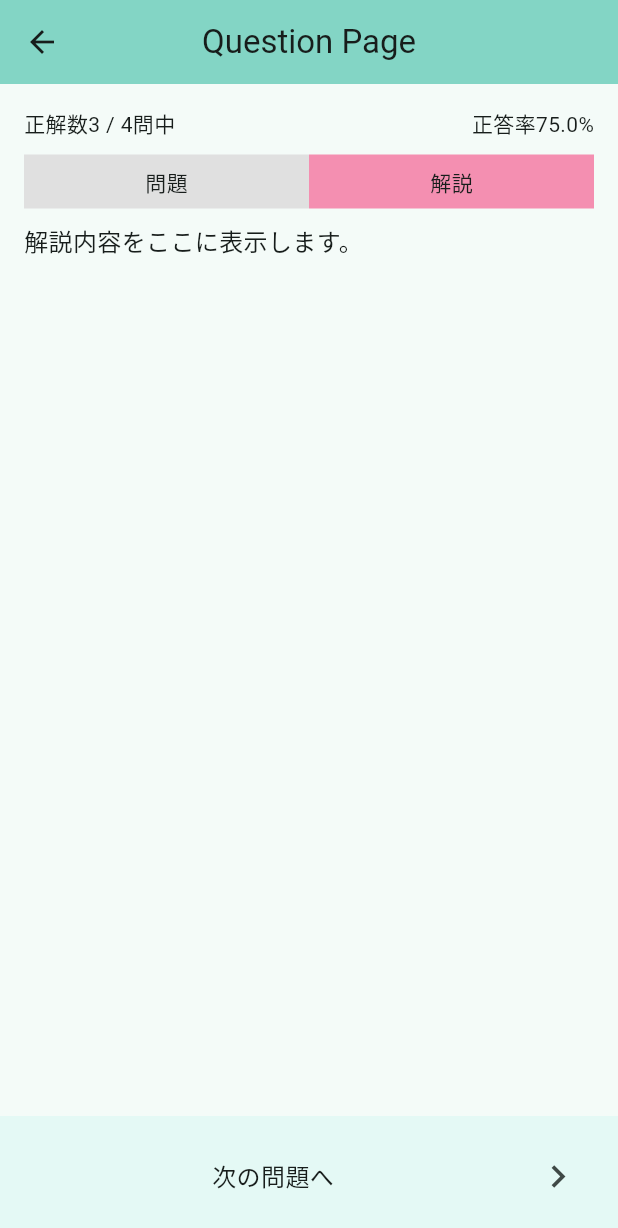
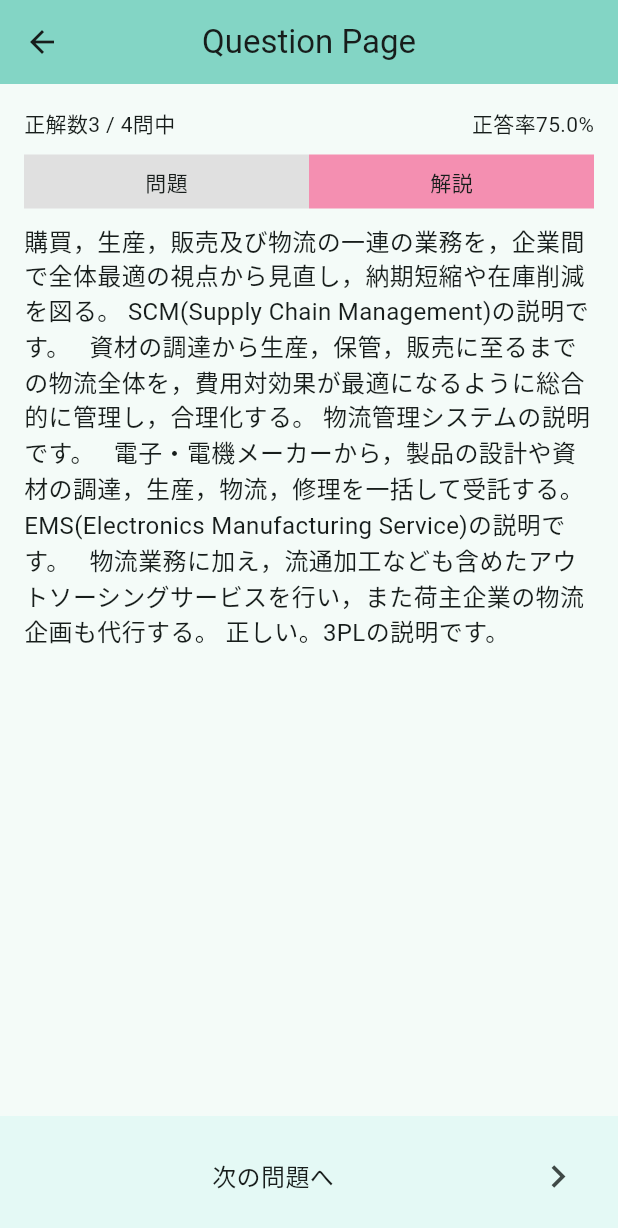
Before and after one commit to HANAUTA/2024_hal_fe_app, a Flutter app: the QuestionPage screen opened directly, item 2 of the bottom bar chosen, on a phone screen of 412 x 824 dp. Shown: the top 1228 px of the screen. Run offline on Flutter 3.47's test engine with Material 3 defaults, Android fonts, the phone set to English and light mode, and no system bars; our stand-ins replace firebase_core; missing offline and left inert: dart:ffi; accounts and stored records are empty.

Commit message:
解説文追加

```diff
--- a/lib/pages/question_page.dart
+++ b/lib/pages/question_page.dart
@@ -104,7 +104,7 @@ class _QuestionPageState extends State<QuestionPage> {
             ] else if (_currentTabIndex == 1) ...[
               // 解説タブが選択されたときの内容
               const Text(
-                "解説内容をここに表示します。",
+                "購買，生産，販売及び物流の一連の業務を，企業間で全体最適の視点から見直し，納期短縮や在庫削減を図る。 SCM(Supply Chain Management)の説明です。   資材の調達から生産，保管，販売に至るまでの物流全体を，費用対効果が最適になるように総合的に管理し，合理化する。 物流管理システムの説明です。   電子・電機メーカーから，製品の設計や資材の調達，生産，物流，修理を一括して受託する。 EMS(Electronics Manufacturing Service)の説明です。   物流業務に加え，流通加工なども含めたアウトソーシングサービスを行い，また荷主企業の物流企画も代行する。 正しい。3PLの説明です。",
                 style: TextStyle(fontSize: 16),
               ),
               // ここに解説の詳細を追加
```
